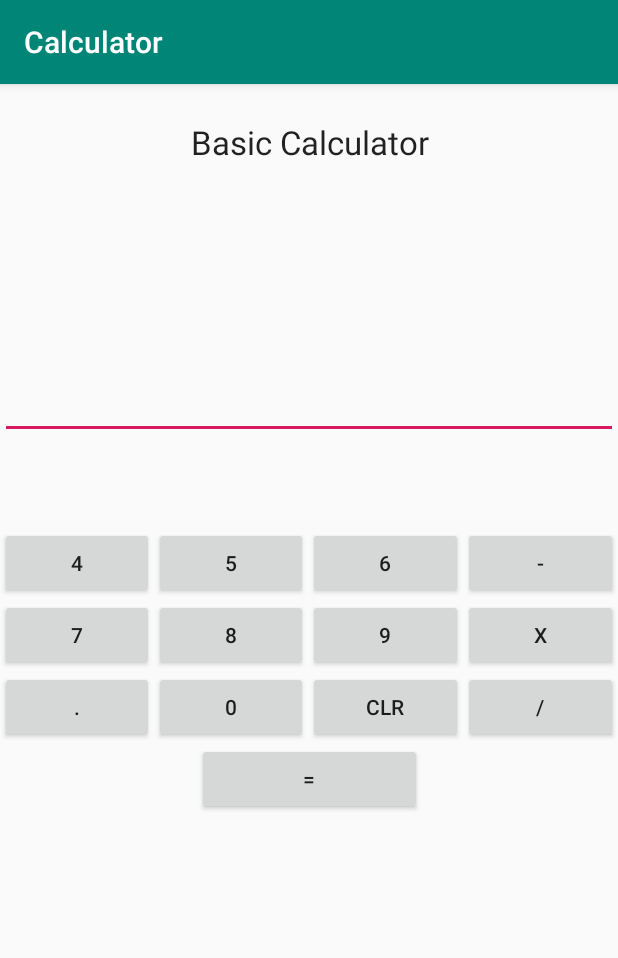
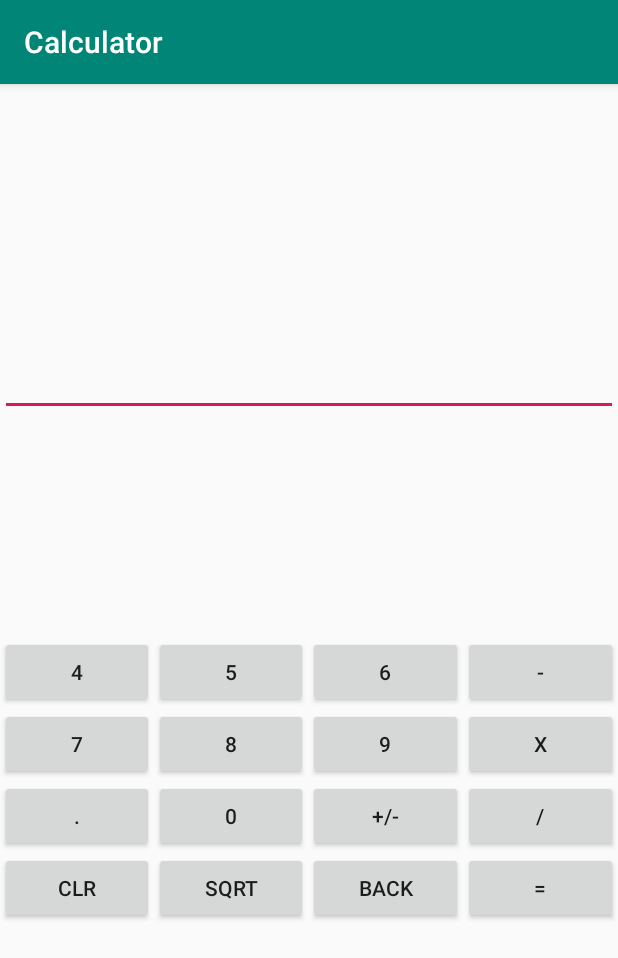
Before and after one commit to swimshark4/Calculator, an Android app: the screen it shows after launch (MainActivity), on a phone screen of 412 x 824 dp. Shown: the top 958 px of the screen. Run offline under Robolectric (Android 15) with nearby library versions, the phone set to English and light mode, and no system bars.

Commit message:
Branched for working on the GUI layout of the calculator

```diff
--- a/app/src/main/res/layout/activity_main.xml
+++ b/app/src/main/res/layout/activity_main.xml
@@ -7,17 +7,17 @@
     android:orientation="vertical"
     tools:context=".MainActivity">
 
-    <TextView
-        android:id="@+id/txtTitle"
-        android:layout_width="match_parent"
-        android:layout_height="wrap_content"
-        android:layout_marginTop="24dp"
-        android:text="Basic Calculator"
-        android:textAlignment="center"
-        android:textAppearance="@style/TextAppearance.AppCompat.Large"
-        app:layout_constraintEnd_toEndOf="parent"
-        app:layout_constraintStart_toStartOf="parent"
-        app:layout_constraintTop_toTopOf="parent" />
+<!--    <TextView-->
+<!--        android:id="@+id/txtTitle"-->
+<!--        android:layout_width="match_parent"-->
+<!--        android:layout_height="wrap_content"-->
+<!--        android:layout_marginTop="24dp"-->
+<!--        android:text="Basic Calculator"-->
+<!--        android:textAlignment="center"-->
+<!--        android:textAppearance="@style/TextAppearance.AppCompat.Large"-->
+<!--        app:layout_constraintEnd_toEndOf="parent"-->
+<!--        app:layout_constraintStart_toStartOf="parent"-->
+<!--        app:layout_constraintTop_toTopOf="parent" />-->
 
     <EditText
         android:id="@+id/txtOperand2"
@@ -32,8 +32,8 @@
         android:visibility="invisible"
         app:layout_constraintBottom_toBottomOf="parent"
         app:layout_constraintEnd_toEndOf="parent"
-        app:layout_constraintStart_toStartOf="parent"
-        app:layout_constraintTop_toBottomOf="@+id/txtTitle" />
+        app:layout_constraintStart_toStartOf="parent" />
+<!--        app:layout_constraintTop_toBottomOf="@+id/txtTitle" />-->
 
     <EditText
         android:id="@+id/txtOperand1"
@@ -48,6 +48,46 @@
         app:layout_constraintTop_toBottomOf="@+id/txtOperand2" />
 
     <LinearLayout
+        android:id="@+id/layoutMemory"
+        android:layout_width="match_parent"
+        android:layout_height="wrap_content"
+        android:layout_marginTop="150dp"
+        android:layout_marginBottom="470dp"
+        android:orientation="horizontal"
+        app:layout_constraintBottom_toBottomOf="parent"
+        app:layout_constraintTop_toTopOf="@id/txtOperand1">
+
+        <Button
+            android:id="@+id/btnMemoryPlus"
+            android:layout_width="wrap_content"
+            android:layout_height="wrap_content"
+            android:layout_weight="1"
+            android:text="M+" />
+
+        <Button
+            android:layout_width="wrap_content"
+            android:layout_height="wrap_content"
+            android:id="@+id/btnMemoryMinus"
+            android:layout_weight="1"
+            android:text="M-" />
+
+        <Button
+            android:layout_width="wrap_content"
+            android:layout_height="wrap_content"
+            android:id="@+id/btnMemoryRecall"
+            android:layout_weight="1"
+            android:text="MR" />
+
+        <Button
+            android:layout_width="wrap_content"
+            android:layout_height="wrap_content"
+            android:id="@+id/btnMemoryClear"
+            android:layout_weight="1"
+            android:text="MC" />
+
+    </LinearLayout>
+
+    <LinearLayout
         android:id="@+id/layoutTop"
         android:layout_width="match_parent"
         android:layout_height="wrap_content"
@@ -55,7 +95,7 @@
         android:layout_marginBottom="470dp"
         android:orientation="horizontal"
         app:layout_constraintBottom_toBottomOf="parent"
-        app:layout_constraintTop_toTopOf="@id/txtOperand1">
+        app:layout_constraintTop_toTopOf="@id/layoutMemory">
 
         <Button
             android:id="@+id/btn1"
@@ -181,11 +221,11 @@
             android:text="0" />
 
         <Button
-            android:id="@+id/btnClear"
+            android:id="@+id/btnPosNeg"
             android:layout_width="wrap_content"
             android:layout_height="wrap_content"
             android:layout_weight="1"
-            android:text="CLR" />
+            android:text="+/-" />
 
         <Button
             android:id="@+id/btnDivision"
@@ -195,13 +235,42 @@
             android:text="/" />
     </LinearLayout>
 
-    <Button
-        android:id="@+id/btnEquals"
-        android:layout_width="150dp"
+    <LinearLayout
+        android:id="@+id/layout5th"
+        android:layout_width="match_parent"
         android:layout_height="wrap_content"
-        android:text="="
-        app:layout_constraintEnd_toEndOf="parent"
-        app:layout_constraintStart_toStartOf="parent"
-        app:layout_constraintTop_toBottomOf="@+id/layout4th" />
+        android:orientation="horizontal"
+        app:layout_constraintTop_toBottomOf="@+id/layout4th">
 
+
+
+        <Button
+            android:id="@+id/btnClear"
+            android:layout_width="wrap_content"
+            android:layout_height="wrap_content"
+            android:layout_weight="1"
+            android:text="CLR" />
+
+        <Button
+            android:id="@+id/btnSqrt"
+            android:layout_width="wrap_content"
+            android:layout_height="wrap_content"
+            android:layout_weight="1"
+            android:text="SQRT" />
+
+        <Button
+            android:id="@+id/btnBackspace"
+            android:layout_width="wrap_content"
+            android:layout_height="wrap_content"
+            android:layout_weight="1"
+            android:text="Back" />
+
+        <Button
+            android:id="@+id/btnEquals"
+            android:layout_width="wrap_content"
+            android:layout_height="wrap_content"
+            android:layout_weight="1"
+            android:text="=" />
+
+    </LinearLayout>
 </androidx.constraintlayout.widget.ConstraintLayout>
--- a/build.gradle
+++ b/build.gradle
@@ -7,7 +7,7 @@ buildscript {
 
     }
     dependencies {
-        classpath 'com.android.tools.build:gradle:3.5.0'
+        classpath 'com.android.tools.build:gradle:3.5.3'
 
         // NOTE: Do not place your application dependencies here; they belong
         // in the individual module build.gradle files
```
